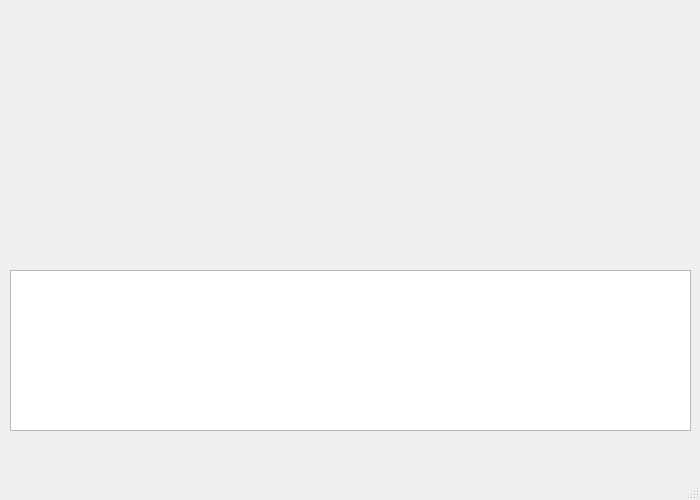
Before: the Qt Designer form Retele_UI/main_window.ui in Ca3zsar/Monitorizarea-Traficului-RC, drawn with Qt 5.
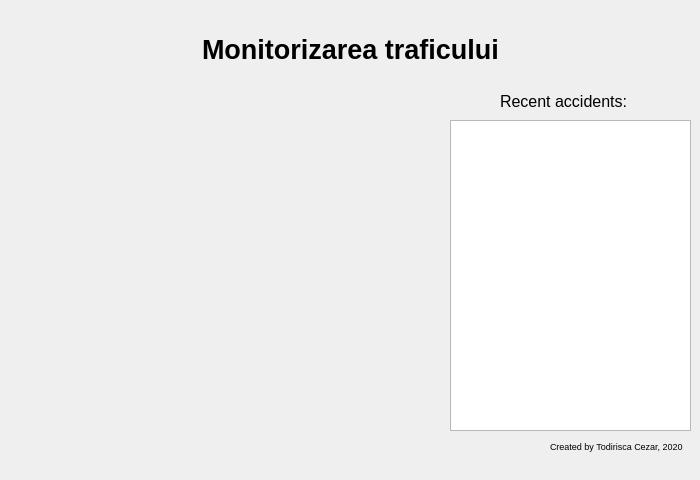
After: the same form once the commit is applied.

Diff of the .ui file:
```diff
--- a/Retele_UI/main_window.ui
+++ b/Retele_UI/main_window.ui
@@ -7,13 +7,13 @@
     <x>0</x>
     <y>0</y>
     <width>700</width>
-    <height>500</height>
+    <height>480</height>
    </rect>
   </property>
   <property name="maximumSize">
    <size>
     <width>700</width>
-    <height>500</height>
+    <height>480</height>
    </size>
   </property>
   <property name="windowTitle">
@@ -23,13 +23,119 @@
    <widget class="QTextBrowser" name="alert_log">
     <property name="geometry">
      <rect>
-      <x>10</x>
-      <y>270</y>
-      <width>681</width>
-      <height>161</height>
+      <x>450</x>
+      <y>120</y>
+      <width>241</width>
+      <height>311</height>
      </rect>
     </property>
    </widget>
+   <widget class="QLabel" name="create_log">
+    <property name="geometry">
+     <rect>
+      <x>550</x>
+      <y>440</y>
+      <width>136</width>
+      <height>13</height>
+     </rect>
+    </property>
+    <property name="font">
+     <font>
+      <pointsize>7</pointsize>
+     </font>
+    </property>
+    <property name="text">
+     <string>Created by Todirisca Cezar, 2020</string>
+    </property>
+   </widget>
+   <widget class="QLabel" name="alert_title">
+    <property name="geometry">
+     <rect>
+      <x>500</x>
+      <y>90</y>
+      <width>135</width>
+      <height>23</height>
+     </rect>
+    </property>
+    <property name="font">
+     <font>
+      <pointsize>12</pointsize>
+     </font>
+    </property>
+    <property name="text">
+     <string>Recent accidents: </string>
+    </property>
+   </widget>
+   <widget class="QLabel" name="hello_label">
+    <property name="geometry">
+     <rect>
+      <x>580</x>
+      <y>10</y>
+      <width>101</width>
+      <height>20</height>
+     </rect>
+    </property>
+    <property name="font">
+     <font>
+      <pointsize>8</pointsize>
+     </font>
+    </property>
+    <property name="text">
+     <string/>
+    </property>
+   </widget>
+   <widget class="QWidget" name="">
+    <property name="geometry">
+     <rect>
+      <x>0</x>
+      <y>30</y>
+      <width>701</width>
+      <height>39</height>
+     </rect>
+    </property>
+    <layout class="QHBoxLayout" name="horizontalLayout">
+     <item>
+      <spacer name="horizontalSpacer">
+       <property name="orientation">
+        <enum>Qt::Horizontal</enum>
+       </property>
+       <property name="sizeHint" stdset="0">
+        <size>
+         <width>40</width>
+         <height>20</height>
+        </size>
+       </property>
+      </spacer>
+     </item>
+     <item>
+      <widget class="QLabel" name="main_title">
+       <property name="font">
+        <font>
+         <pointsize>20</pointsize>
+         <weight>75</weight>
+         <bold>true</bold>
+        </font>
+       </property>
+       <property name="text">
+        <string>Monitorizarea traficului</string>
+       </property>
+      </widget>
+     </item>
+     <item>
+      <spacer name="horizontalSpacer_2">
+       <property name="orientation">
+        <enum>Qt::Horizontal</enum>
+       </property>
+       <property name="sizeHint" stdset="0">
+        <size>
+         <width>40</width>
+         <height>20</height>
+        </size>
+       </property>
+      </spacer>
+     </item>
+    </layout>
+   </widget>
   </widget>
   <widget class="QMenuBar" name="menubar">
    <property name="geometry">
@@ -41,7 +147,6 @@
     </rect>
    </property>
   </widget>
-  <widget class="QStatusBar" name="statusbar"/>
  </widget>
  <resources/>
  <connections/>
```
